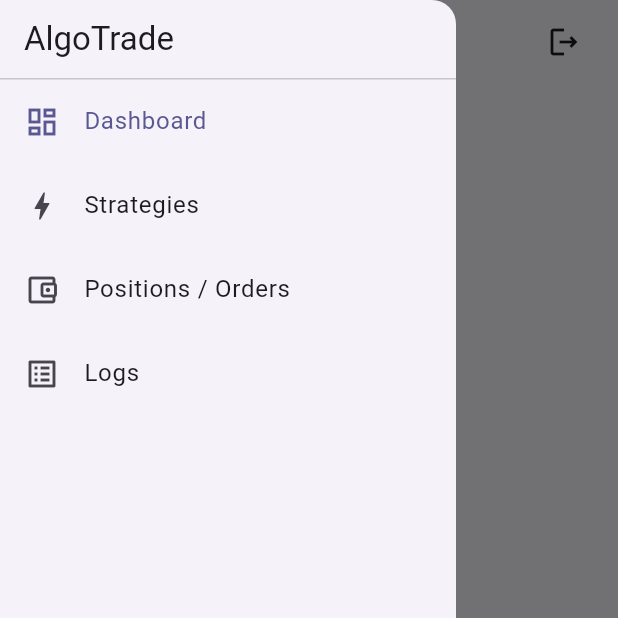
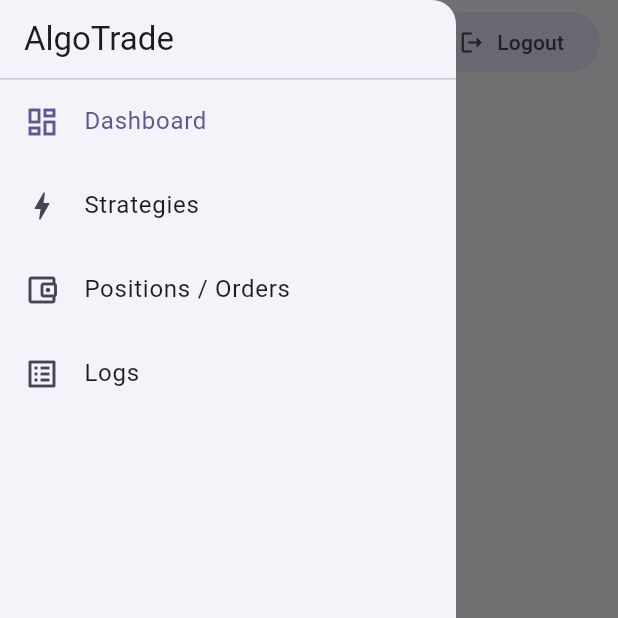
Before and after one commit to Viki-07/algotrade, a Flutter app: the AppShell screen opened directly with empty values, with the side drawer open, on a phone screen of 412 x 824 dp, the top half of it. Run offline on Flutter 3.47's test engine with Material 3 defaults, Android fonts, the phone set to English and light mode, and no system bars; our stand-ins replace fl_chart, flutter_riverpod, go_router, shared_preferences; accounts and stored records are empty.

Commit message:
removed resposiveness

```diff
--- a/lib/features/positions/positions_orders_screen.dart
+++ b/lib/features/positions/positions_orders_screen.dart
@@ -16,13 +16,11 @@ class PositionsOrdersScreen extends ConsumerWidget {
   Widget build(BuildContext context, WidgetRef ref) {
     final positionsStream = ref.watch(positionsStreamProvider);
     final ordersStream = ref.watch(ordersStreamProvider);
-    final width = MediaQuery.sizeOf(context).width;
-    final isNarrow = width < 600;
 
     return DefaultTabController(
       length: 2,
       child: Padding(
-        padding: EdgeInsets.all(isNarrow ? 12 : 16),
+        padding: const EdgeInsets.all(16),
         child: Panel(
           title: 'Positions & Orders',
           child: Column(
--- a/lib/features/shell/app_shell.dart
+++ b/lib/features/shell/app_shell.dart
@@ -31,9 +31,7 @@ class AppShell extends ConsumerWidget {
   @override
   Widget build(BuildContext context, WidgetRef ref) {
     final theme = Theme.of(context);
-    final width = MediaQuery.sizeOf(context).width;
-    final isWide = width >= 1100;
-    final isNarrow = width < 520;
+    final isWide = MediaQuery.sizeOf(context).width >= 1100;
     final location = GoRouterState.of(context).uri.toString();
     final active = _activeForLocation(location);
 
@@ -53,26 +51,18 @@ class AppShell extends ConsumerWidget {
 
     return Scaffold(
       appBar: AppBar(
-        title: Text(active.label, overflow: TextOverflow.ellipsis),
+        title: Text(active.label),
         actions: [
           Padding(
             padding: const EdgeInsets.only(right: 12),
-            child: isNarrow
-                ? IconButton(
-                    tooltip: 'Logout',
-                    onPressed: () {
-                      ref.read(authControllerProvider.notifier).logout();
-                    },
-                    icon: const Icon(Icons.logout_outlined),
-                  )
-                : FilledButton.tonalIcon(
+            child: FilledButton.tonalIcon(
               onPressed: () {
                 ref.read(authControllerProvider.notifier).logout();
               },
               icon: const Icon(Icons.logout_outlined),
               label: const Text('Logout'),
             ),
-          )
+          ),
         ],
       ),
       drawer: isWide
```
Also changed, not shown: lib/features/strategies/strategies_list_screen.dart (+2 -7 lines), lib/shared/widgets/allocation_pie_chart.dart (+7 -25 lines), lib/shared/widgets/kpi_tile.dart (+2 -18 lines). Lines whose indentation alone changed are shown as unchanged.
